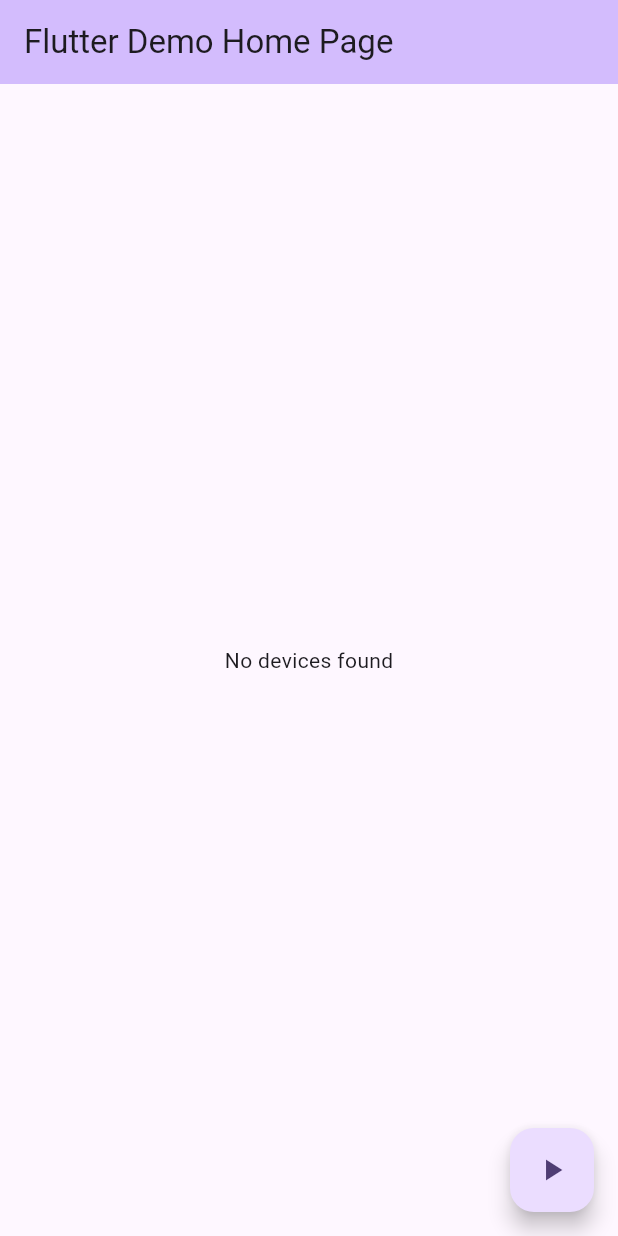
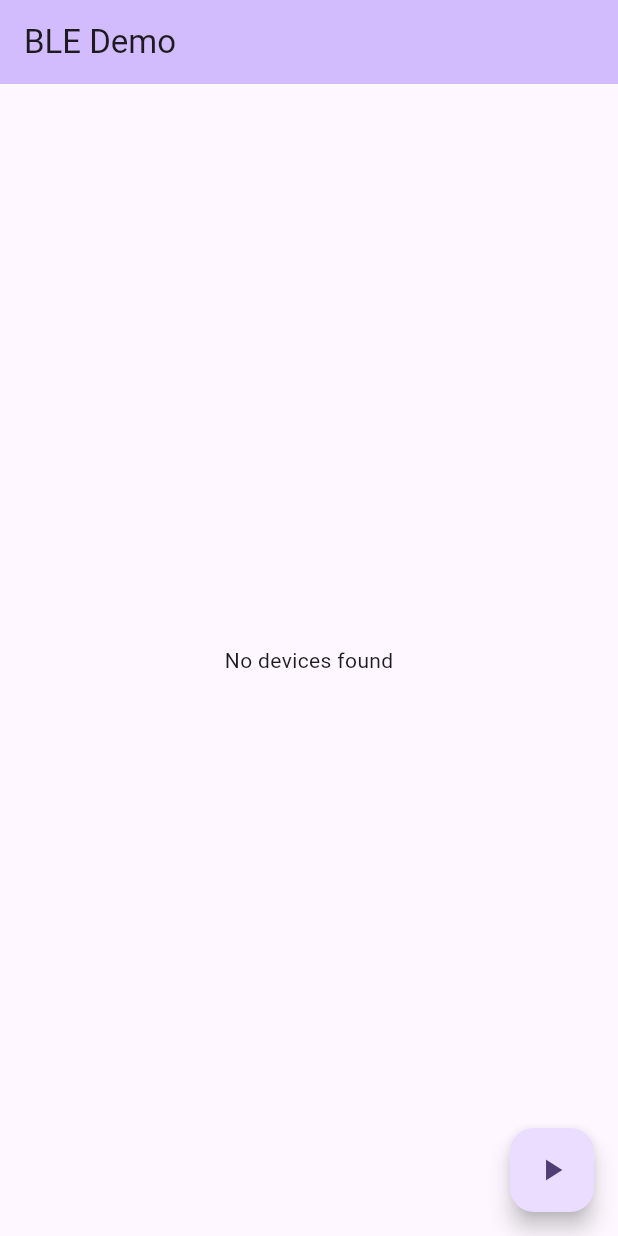
Before and after one commit to NickKibish/blue_plus_demo, a Flutter app: the screen it shows after launch, on a phone screen of 412 x 824 dp. Run offline on Flutter 3.47's test engine with Material 3 defaults, Android fonts, the phone set to English and light mode, and no system bars; our stand-ins replace flutter_blue_plus.

Commit message:
added commends

```diff
--- a/lib/main.dart
+++ b/lib/main.dart
@@ -17,7 +17,7 @@ class MyApp extends StatelessWidget {
         colorScheme: ColorScheme.fromSeed(seedColor: Colors.deepPurple),
         useMaterial3: true,
       ),
-      home: const MyHomePage(title: 'Flutter Demo Home Page'),
+      home: const MyHomePage(title: 'BLE Demo'),
     );
   }
 }
@@ -80,23 +80,21 @@ class _MyHomePageState extends State<MyHomePage> {
       if (Platform.isAndroid) {
         await FlutterBluePlus.turnOn();
       }
+
+      await FlutterBluePlus.adapterState.firstWhere((state) {
+        return state == BluetoothAdapterState.on;
+      });
+
+      await FlutterBluePlus.startScan();
     }), builder: (context, snapshot) {
       if (snapshot.hasError) {
         throw snapshot.error!;
       }
-
-      return FutureBuilder(
-          future: FlutterBluePlus.startScan(),
-          builder: (context, snapshot) {
-            if (snapshot.hasError) {
-              throw snapshot.error!;
-            }
-
-            return deviceList(context);
-          });
+      return deviceList(context);
     });
   }
 
+  /// List of devices
   Widget deviceList(BuildContext context) {
     return StreamBuilder(
         stream: FlutterBluePlus.scanResults,
@@ -126,6 +124,7 @@ class _MyHomePageState extends State<MyHomePage> {
         });
   }
 
+  /// No devices found
   Widget _noDevicesState(BuildContext context) {
     return StreamBuilder(
         stream: FlutterBluePlus.isScanning,
```
